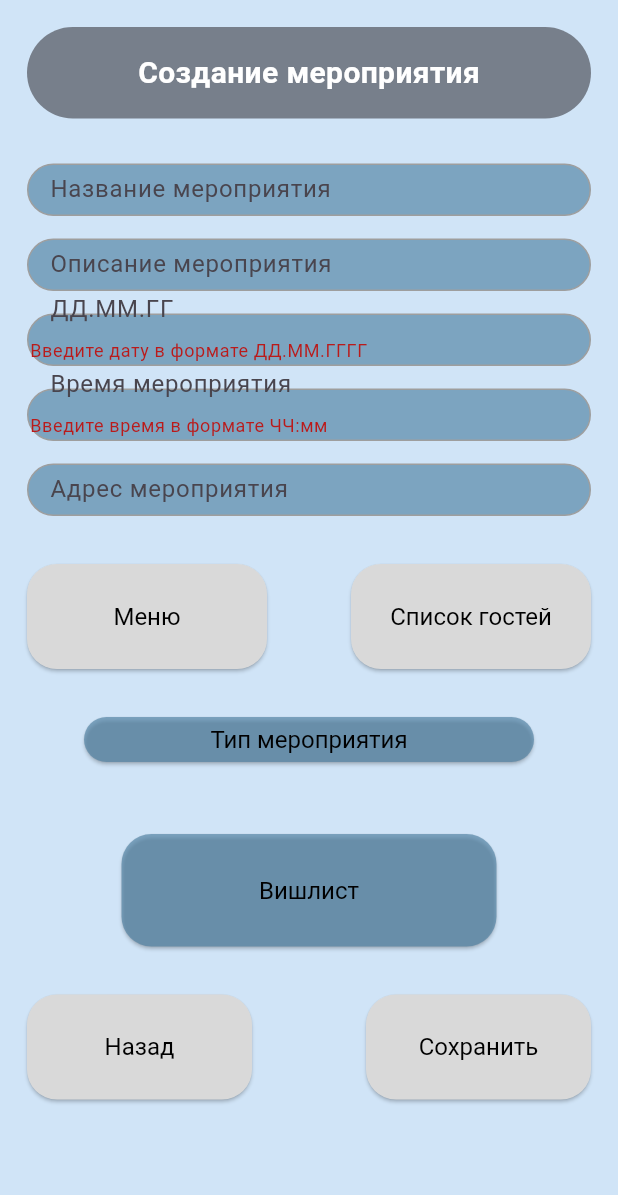
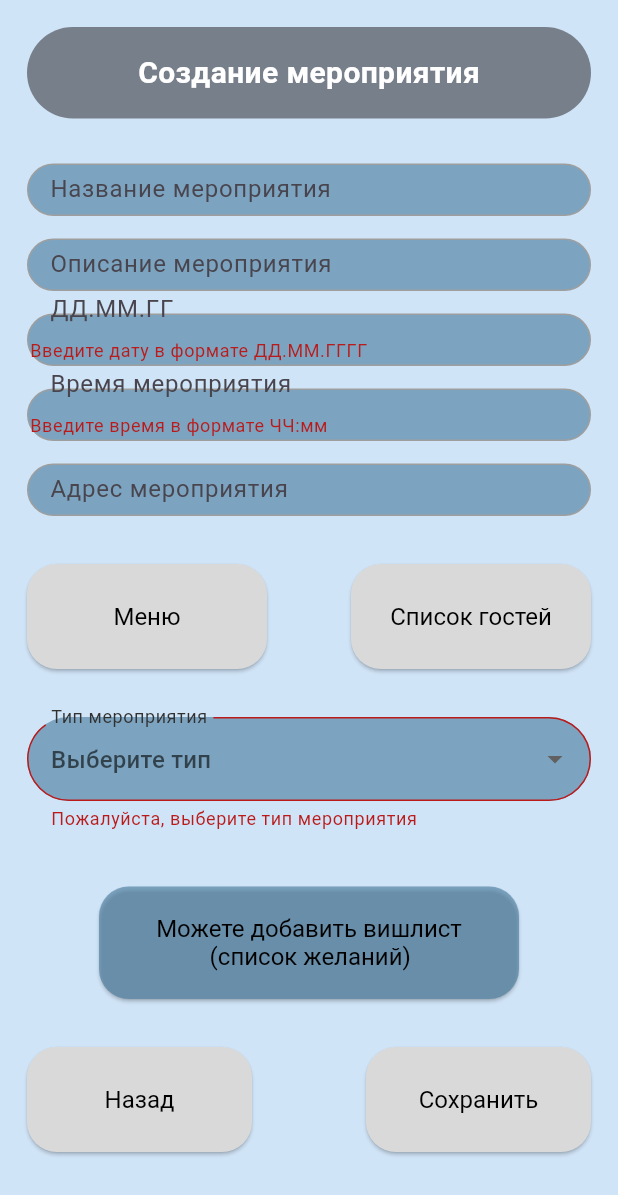
Before and after one commit to DiaboliFelis/Event-horizon, a Flutter app: the CreatingAnEventPage screen opened directly, after a tap on "Сохранить", on a phone screen of 412 x 824 dp. Shown: the top 1195 px of the screen. Run offline on Flutter 3.47's test engine with Material 3 defaults, Android fonts, the phone set to English and light mode, and no system bars.

Commit message:
+ improved creating event page

```diff
--- a/lib/presentation/pages/creating_event_page/creating_event_page.dart
+++ b/lib/presentation/pages/creating_event_page/creating_event_page.dart
@@ -1,24 +1,5 @@
 import 'package:flutter/material.dart';
 import 'package:intl/intl.dart';
-
-// Dummy screens (replace with your actual screens)
-class MenuScreen extends StatelessWidget {
-  const MenuScreen({super.key});
-  @override
-  Widget build(BuildContext context) => Scaffold(
-        appBar: AppBar(title: const Text('Меню')),
-        body: const Center(child: Text('Экран меню')),
-      );
-}
-
-class GuestListScreen extends StatelessWidget {
-  const GuestListScreen({super.key});
-  @override
-  Widget build(BuildContext context) => Scaffold(
-        appBar: AppBar(title: const Text('Список гостей')),
-        body: const Center(child: Text('Экран списка гостей')),
-      );
-}
 
 class CreatingAnEventPage extends StatefulWidget {
   const CreatingAnEventPage({super.key});
@@ -116,6 +97,10 @@ class _CreatingAnEventPageState extends State<CreatingAnEventPage> {
     );
   }
 
+  String? selectedEventType;
+  bool showTextField = false;
+  TextEditingController customEventTypeController = TextEditingController();
+
   @override
   Widget build(BuildContext context) {
     return Scaffold(
@@ -167,13 +152,13 @@ class _CreatingAnEventPageState extends State<CreatingAnEventPage> {
                     _buildRoundedButton(
                         context,
                         'Меню',
-                        () => Navigator.pushNamed(context, '/menu'),
+                        () => Navigator.pushNamed(context, '/food'),
                         const Color(0xFFD9D9D9),
                         const Size(160, 70)),
                     _buildRoundedButton(
                         context,
                         'Список гостей',
-                        () => Navigator.pushNamed(context, '/guestlist'),
+                        () => Navigator.pushNamed(context, '/guest'),
                         const Color(0xFFD9D9D9),
                         const Size(160, 70)),
                   ],
@@ -181,18 +166,81 @@ class _CreatingAnEventPageState extends State<CreatingAnEventPage> {
 
                 const SizedBox(height: 32), // Отступ
 
-                Align(
-                  alignment: Alignment
-                      .center, // Центрирование по горизонтали и вертикали
-                  child: Wrap(
-                    children: [
-                      _buildRoundedButton(context, 'Тип мероприятия', () {},
-                          const Color(0xA64F81A3), const Size(300, 30)),
-                    ],
+                DropdownButtonFormField<String>(
+                  value: selectedEventType,
+                  decoration: InputDecoration(
+                    labelText: 'Тип мероприятия',
+                    labelStyle: TextStyle(
+                        color: const Color(0xFF313131)), // Стиль подписи
+                    hintText: 'Выберите тип', // Подсказка
+                    hintStyle:
+                        TextStyle(color: Colors.black), // Стиль подсказки
+                    border: OutlineInputBorder(
+                      borderRadius:
+                          BorderRadius.circular(50), // Скругленные углы
+                      borderSide: BorderSide(
+                        color: const Color(0xA64F81A3),
+                      ), // Цвет рамки
+                    ),
+                    enabledBorder: OutlineInputBorder(
+                        // Рамка, когда поле активно
+                        borderRadius: BorderRadius.circular(50),
+                        borderSide: BorderSide(
+                          color: const Color(0xA64F81A3),
+                        )),
+                    focusedBorder: OutlineInputBorder(
+                        // Рамка, когда поле в фокусе
+                        borderRadius: BorderRadius.circular(50),
+                        borderSide: BorderSide(
+                          color: const Color(0xA64F81A3),
+                        )),
+                    filled: true, // Заливка фона
+                    fillColor: const Color(0xA64F81A3), // Цвет заливки
                   ),
+                  items: <String>[
+                    'День рождения',
+                    'Новый год',
+                    'Хеллоуин',
+                    'Другое',
+                  ].map<DropdownMenuItem<String>>((String value) {
+                    return DropdownMenuItem<String>(
+                      value: value,
+                      child: Text(
+                        value,
+                        style: TextStyle(
+                            color: const Color(0x993C3C43), fontSize: 16),
+                      ),
+                    );
+                  }).toList(),
+                  onChanged: (String? newValue) {
+                    setState(() {
+                      selectedEventType = newValue;
+                      showTextField = newValue ==
+                          'Другое'; // Показывает текстовое поле, если выбрано "Другое"
+                    });
+                  },
+                  validator: (value) {
+                    if (value == null || value.isEmpty) {
+                      return 'Пожалуйста, выберите тип мероприятия';
+                    }
+                    if (value == 'Другое' &&
+                        customEventTypeController.text.isEmpty) {
+                      return 'Пожалуйста, введите тип мероприятия';
+                    }
+                    return null;
+                  },
+                  onSaved: (newValue) {
+                    selectedEventType = newValue;
+                  },
                 ),
+                if (showTextField) // отображает текстовое поле если выбрано "Другое"
+                  TextField(
+                    controller: customEventTypeController,
+                    decoration: const InputDecoration(
+                        labelText: 'Введите тип мероприятия'),
+                  ),
 
-                const SizedBox(height: 48), // Отступ
+                const SizedBox(height: 37), // Отступ
 
                 // Кнопка "Вишлист"
                 Align(
@@ -200,8 +248,12 @@ class _CreatingAnEventPageState extends State<CreatingAnEventPage> {
                       .center, // Центрирование по горизонтали и вертикали
                   child: Wrap(
                     children: [
-                      _buildRoundedButton(context, 'Вишлист', () {},
-                          const Color(0xA64F81A3), const Size(250, 75)),
+                      _buildRoundedButton(
+                          context,
+                          'Можете добавить вишлист\n         (список желаний)',
+                          () => Navigator.pushNamed(context, '/wishlist'),
+                          const Color(0xA64F81A3),
+                          const Size(280, 75)),
                     ],
                   ),
                 ),
@@ -215,7 +267,7 @@ class _CreatingAnEventPageState extends State<CreatingAnEventPage> {
                     _buildRoundedButton(
                         context,
                         'Назад',
-                        () => Navigator.pop(context),
+                        () => Navigator.pushNamed(context, '/menu'),
                         const Color(0xFFD9D9D9),
                         const Size(150, 70)),
                     _buildRoundedButton(context, 'Сохранить', _submitForm,
```
